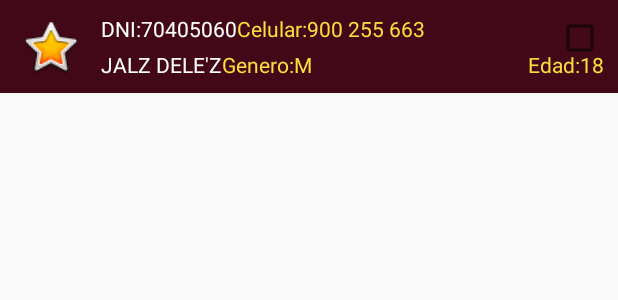
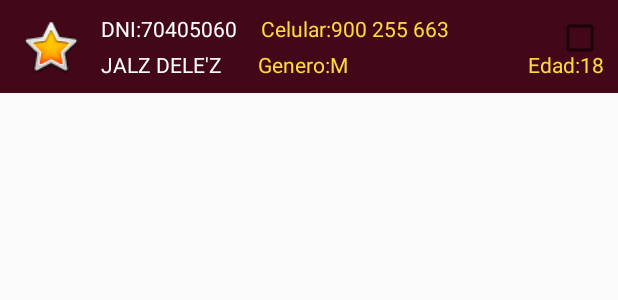
Before and after one commit to hagi-dev/AppControlPersonal, an Android app: the layout lista_personal_design.xml on its own in the app's theme, with its tools: preview values and no code run, on a phone screen of 412 x 824 dp. Shown: the top 300 px of the screen. Run offline under Robolectric (Android 15) with nearby library versions, the phone set to English and light mode, and no system bars.

Commit message:
jalz three

```diff
--- a/app/src/main/AndroidManifest.xml
+++ b/app/src/main/AndroidManifest.xml
@@ -12,17 +12,12 @@
         <activity
             android:name=".personal"
             android:exported="true" >
-
-
-
         </activity>
         <activity
             android:name=".MainActivity"
             android:exported="true">
-
             <intent-filter>
                 <action android:name="android.intent.action.MAIN" />
-
                 <category android:name="android.intent.category.LAUNCHER" />
             </intent-filter>
         </activity>
--- a/app/src/main/res/layout/lista_personal_design.xml
+++ b/app/src/main/res/layout/lista_personal_design.xml
@@ -61,6 +61,7 @@
             android:id="@+id/textView13"
             android:layout_width="wrap_content"
             android:layout_height="wrap_content"
+            android:layout_marginStart="16dp"
             android:text="Celular:"
             android:textColor="#FCDC3C"
             app:layout_constraintStart_toEndOf="@+id/textView10"
@@ -80,6 +81,7 @@
             android:id="@+id/textView11"
             android:layout_width="wrap_content"
             android:layout_height="wrap_content"
+            android:layout_marginStart="24dp"
             android:text="Genero:"
             android:textColor="#FCDC3C"
             app:layout_constraintBottom_toBottomOf="parent"
```
